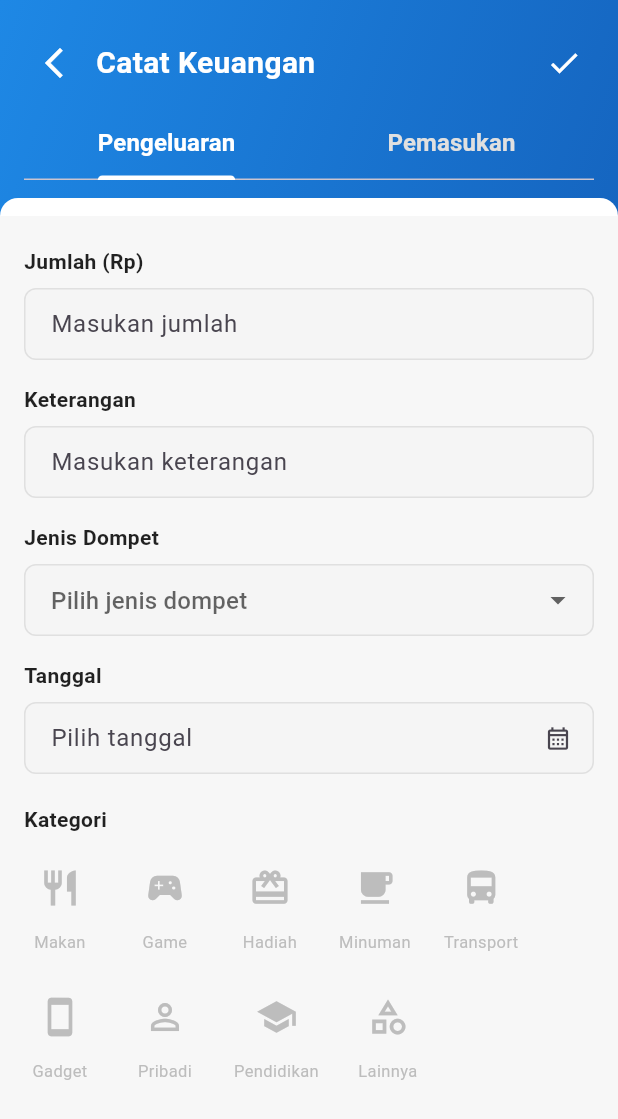
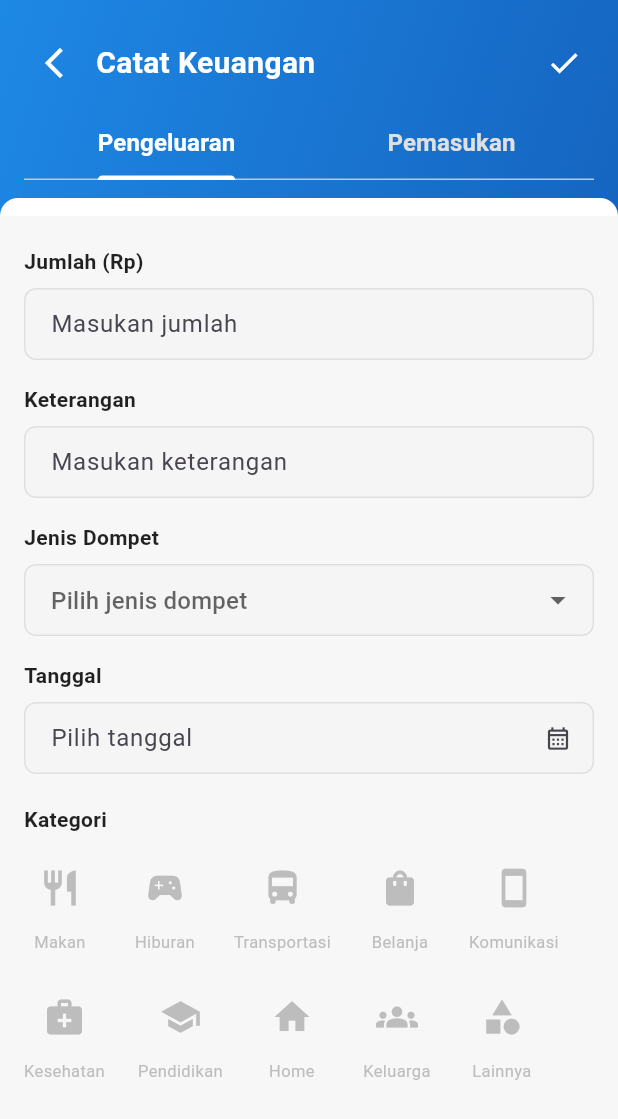
Before and after one commit to admiral-workumm/Your_moneyAPP, a Flutter app: the CatatKeuanganView screen opened by its route, on a phone screen of 412 x 824 dp. Shown: the top 1119 px of the screen. Run offline on Flutter 3.47's test engine with Material 3 defaults, Android fonts, the phone set to English and light mode, and no system bars; our stand-ins replace get, get_storage; accounts and stored records are empty.

Commit message:
Update Catat Keuangan

```diff
--- a/lib/app/modules/catatkeuangan/controllers/catatkeuangan_controller.dart
+++ b/lib/app/modules/catatkeuangan/controllers/catatkeuangan_controller.dart
@@ -163,7 +163,6 @@ class CatatKeuanganController extends GetxController {
       print('[CatatKeuanganController] DompetController error: $e');
     }
 
-
     // Refresh Grafik controller jika sudah di-register
     try {
       if (Get.isRegistered<GrafikController>()) {
@@ -179,7 +178,6 @@ class CatatKeuanganController extends GetxController {
     // Delay navigasi sampai snackbar selesai (1.5 detik) supaya tidak conflict
     print('[CatatKeuanganController] Waiting for snackbar to finish...');
     await Future.delayed(const Duration(milliseconds: 1600));
-
 
     // Navigasi langsung ke HOME (bukan Get.back)
     print('[CatatKeuanganController] Navigating back to HOME...');
--- a/lib/app/modules/catatkeuangan/views/catat_keuangan_view.dart
+++ b/lib/app/modules/catatkeuangan/views/catat_keuangan_view.dart
@@ -327,17 +327,18 @@ class _KategoriGrid extends StatelessWidget {
 
   @override
   Widget build(BuildContext context) {
-    // Susunan ikon mengikuti screenshot: 3 kolom x 3 (bisa diubah sesuai kebutuhan)
+    // Susunan ikon mengikuti kategori yang sesuai
     final items = <_Cat>{
       _Cat('Makan', Icons.restaurant),
-      _Cat('Game', Icons.sports_esports),
-      _Cat('Hadiah', Icons.card_giftcard),
-      _Cat('Minuman', Icons.local_cafe),
-      _Cat('Transport', Icons.directions_bus),
-      _Cat('Gadget', Icons.smartphone),
-      _Cat('Pribadi', Icons.person_outline),
+      _Cat('Hiburan', Icons.sports_esports),
+      _Cat('Transportasi', Icons.directions_bus),
+      _Cat('Belanja', Icons.shopping_bag),
+      _Cat('Komunikasi', Icons.smartphone),
+      _Cat('Kesehatan', Icons.medical_services),
       _Cat('Pendidikan', Icons.school),
-      _Cat('Lainnya', Icons.category_outlined),
+      _Cat('Home', Icons.home),
+      _Cat('Keluarga', Icons.groups),
+      _Cat('Lainnya', Icons.category),
     }.toList();
 
     return Obx(() {
```
Also changed, not shown: pubspec.lock.
